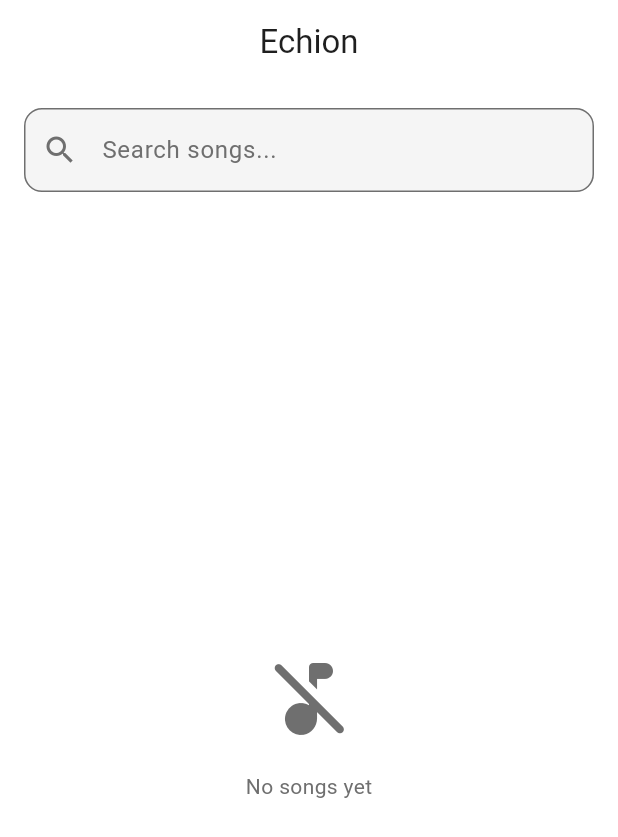
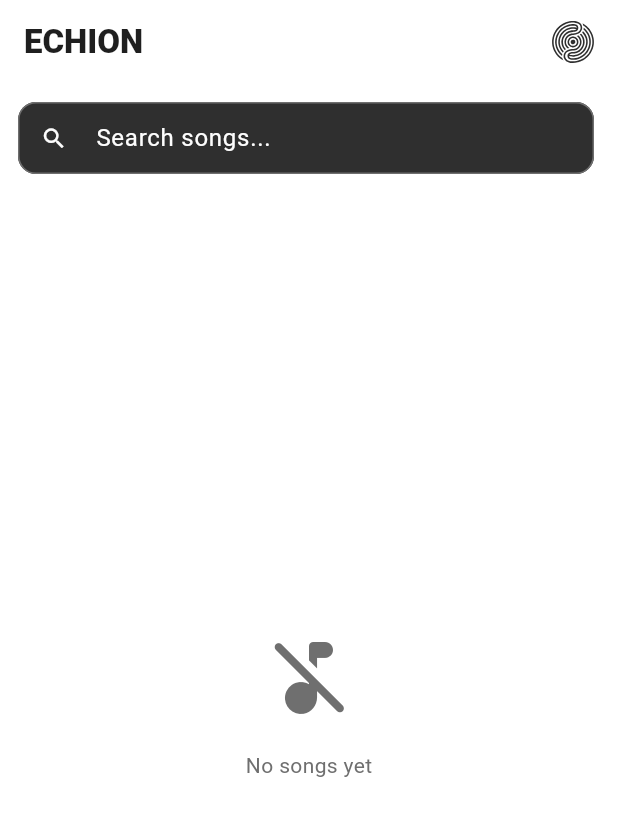
Before and after one commit to dirgaydtm/echion, a Flutter app: the HomePage screen opened directly, on a phone screen of 412 x 824 dp. Shown: the top 837 px of the screen. Run offline on Flutter 3.47's test engine with Material 3 defaults, Android fonts, the phone set to English and light mode, and no system bars; our stand-ins replace cached_network_image, dio, file_picker, flutter_riverpod, flutter_svg, hive_flutter and 1 more; accounts and stored records are empty; network calls fail.

Commit message:
feat(songs): improve home page

```diff
--- /dev/null
+++ b/lib/core/widgets/custom_app_bar.dart
@@ -0,0 +1,27 @@
+import 'package:flutter/material.dart';
+import 'logo.dart';
+
+class CustomAppBar extends StatelessWidget implements PreferredSizeWidget {
+  final String title;
+  final double logoSize;
+
+  const CustomAppBar({super.key, this.title = 'ECHION', this.logoSize = 28});
+
+  @override
+  Widget build(BuildContext context) {
+    return AppBar(
+      title: Row(
+        mainAxisAlignment: MainAxisAlignment.spaceBetween,
+        crossAxisAlignment: CrossAxisAlignment.center,
+        children: [
+          Text(title, style: TextStyle(fontWeight: FontWeight.w900)),
+          Logo(size: logoSize),
+        ],
+      ),
+      automaticallyImplyLeading: false,
+    );
+  }
+
+  @override
+  Size get preferredSize => const Size.fromHeight(kToolbarHeight);
+}
--- a/lib/features/songs/presentation/pages/home_page.dart
+++ b/lib/features/songs/presentation/pages/home_page.dart
@@ -4,9 +4,10 @@ import '../../providers/song_provider.dart';
 import '../../providers/player_provider.dart';
 import '../widgets/song_tile.dart';
 import '../widgets/mini_player.dart';
-import '../widgets/search_bar.dart' as app;
+import '../widgets/custom_search_bar.dart';
 import '../../../../core/widgets/empty_state.dart';
-import 'player_page.dart';
+import '../../../../core/widgets/custom_app_bar.dart';
+import '../../../../core/utils/snackbar_helper.dart';
 
 class HomePage extends ConsumerStatefulWidget {
   const HomePage({super.key});
@@ -36,6 +37,14 @@ class _HomePageState extends ConsumerState<HomePage> {
 
   @override
   Widget build(BuildContext context) {
+    ref.listen<PlayerState>(playerProvider, (previous, next) {
+      if (next.error != null && next.error != previous?.error) {
+        WidgetsBinding.instance.addPostFrameCallback((_) {
+          showSnackBar(context, next.error!);
+        });
+      }
+    });
+
     final songsState = ref.watch(songsProvider);
     final playerState = ref.watch(playerProvider);
 
@@ -46,22 +55,29 @@ class _HomePageState extends ConsumerState<HomePage> {
     }).toList();
 
     return Scaffold(
-      appBar: AppBar(title: const Text('Echion'), centerTitle: true),
+      appBar: const CustomAppBar(),
+
       body: Column(
         children: [
-          app.SearchBar(
+          CustomSearchBar(
             controller: _searchController,
             hintText: 'Search songs...',
             onChanged: (v) => setState(() => _searchQuery = v),
           ),
-          Expanded(child: _buildContent(songsState, playerState, filteredSongs)),
+          Expanded(
+            child: _buildContent(songsState, playerState, filteredSongs),
+          ),
           if (playerState.currentSong != null) const MiniPlayer(),
         ],
       ),
     );
   }
 
-  Widget _buildContent(SongsState songsState, PlayerState playerState, List filteredSongs) {
+  Widget _buildContent(
+    SongsState songsState,
+    PlayerState playerState,
+    List filteredSongs,
+  ) {
     if (songsState.isLoading && songsState.allSongs.isEmpty) {
       return const Center(child: CircularProgressIndicator());
     }
@@ -76,7 +92,7 @@ class _HomePageState extends ConsumerState<HomePage> {
     return RefreshIndicator(
       onRefresh: () => ref.read(songsProvider.notifier).fetchAllSongs(),
       child: ListView.builder(
-        padding: const EdgeInsets.only(bottom: 80),
+        padding: const EdgeInsets.only(top: 12, bottom: 80),
         itemCount: filteredSongs.length,
         itemBuilder: (context, index) {
           final song = filteredSongs[index];
@@ -84,8 +100,9 @@ class _HomePageState extends ConsumerState<HomePage> {
             song: song,
             isPlaying: playerState.currentSong?.id == song.id,
             onTap: () {
-              ref.read(playerProvider.notifier).playSong(song, filteredSongs.cast());
-              Navigator.push(context, MaterialPageRoute(builder: (_) => const PlayerPage()));
+              ref
+                  .read(playerProvider.notifier)
+                  .playSong(song, filteredSongs.cast());
             },
           );
         },
--- a/lib/features/songs/presentation/widgets/search_bar.dart
+++ b/lib/features/songs/presentation/widgets/custom_search_bar.dart
@@ -1,11 +1,11 @@
 import 'package:flutter/material.dart';
 
-class SearchBar extends StatelessWidget {
+class CustomSearchBar extends StatelessWidget {
   final TextEditingController controller;
   final String hintText;
   final ValueChanged<String> onChanged;
 
-  const SearchBar({
+  const CustomSearchBar({
     super.key,
     required this.controller,
     this.hintText = 'Search...',
@@ -13,20 +13,25 @@ class SearchBar extends StatelessWidget {
   });
 
   @override
+  @override
   Widget build(BuildContext context) {
     final colorScheme = Theme.of(context).colorScheme;
     final hasText = controller.text.isNotEmpty;
 
     return Padding(
-      padding: const EdgeInsets.all(16),
+      padding: const EdgeInsets.only(top: 12, left: 12, right: 16),
       child: TextField(
         controller: controller,
+        cursorColor: colorScheme.onPrimary,
+        style: TextStyle(color: colorScheme.onPrimary),
         decoration: InputDecoration(
+          isDense: true,
           hintText: hintText,
-          prefixIcon: const Icon(Icons.search),
+          hintStyle: TextStyle(color: colorScheme.onPrimary),
+          prefixIcon: Icon(Icons.search, color: colorScheme.onPrimary),
           suffixIcon: hasText
               ? IconButton(
-                  icon: const Icon(Icons.clear),
+                  icon: Icon(Icons.clear, color: colorScheme.onPrimary),
                   onPressed: () {
                     controller.clear();
                     onChanged('');
@@ -35,7 +40,7 @@ class SearchBar extends StatelessWidget {
               : null,
           border: OutlineInputBorder(borderRadius: BorderRadius.circular(12)),
           filled: true,
-          fillColor: colorScheme.surfaceContainer,
+          fillColor: colorScheme.primary,
         ),
         onChanged: onChanged,
       ),
```
Also changed, not shown: lib/features/songs/presentation/widgets/mini_player.dart (+47 -28 lines), lib/features/songs/presentation/widgets/song_tile.dart (+10 -17 lines).
